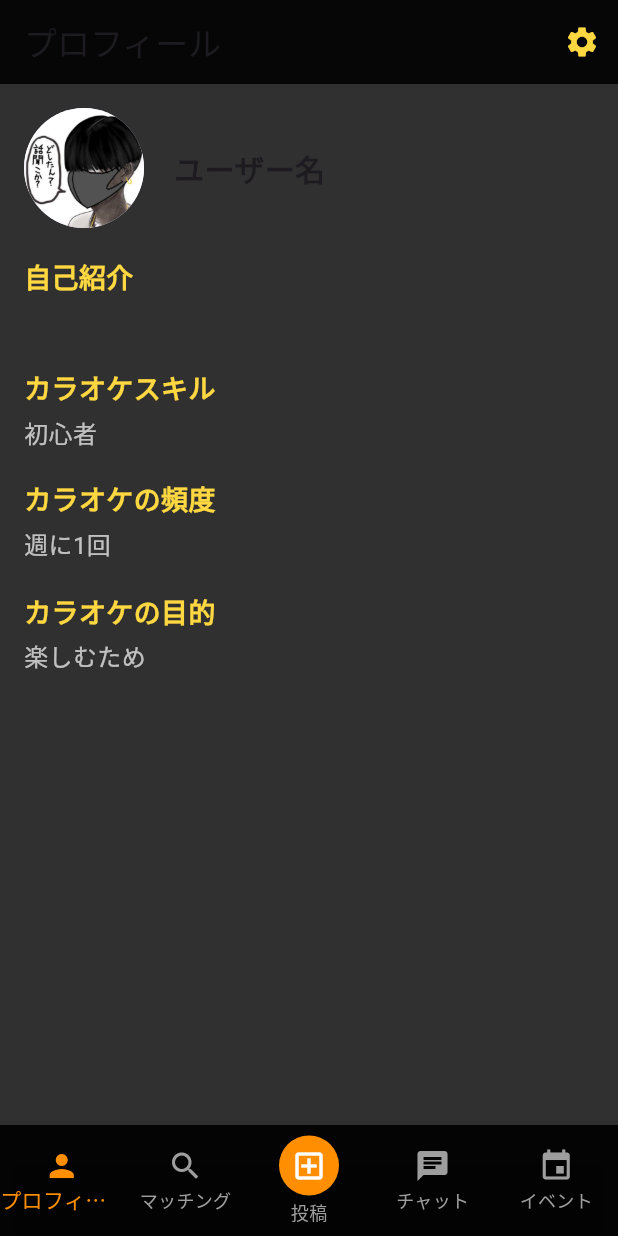
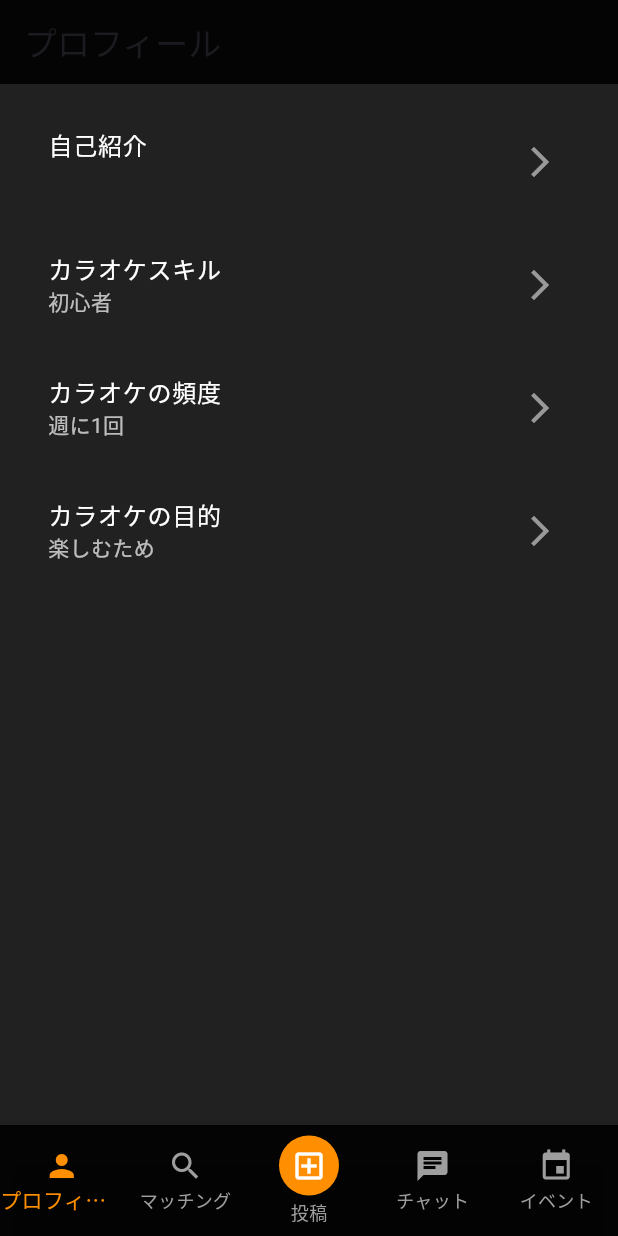
Before and after one commit to tensey3/fa1, a Flutter app: the screen it shows after launch, on a phone screen of 412 x 824 dp. Run offline on Flutter 3.47's test engine with Material 3 defaults, Android fonts, the phone set to English and light mode, and no system bars; our stand-ins replace firebase_core, image_picker; accounts and stored records are empty.

Commit message:
黒くした

```diff
--- a/lib/screens/profile/profile_screen.dart
+++ b/lib/screens/profile/profile_screen.dart
@@ -1,8 +1,8 @@
-import 'package:fa1/screens/profile/selection_screen.dart';
+import 'package:fa1/screens/profile/constants.dart';
 import 'package:flutter/material.dart';
 import 'package:provider/provider.dart';
 import '../../providers/user_profile_provider.dart';
-import 'profile_header.dart';
+import 'selection_screen.dart';
 
 class ProfileScreen extends StatelessWidget {
   const ProfileScreen({super.key});
@@ -15,66 +15,83 @@ class ProfileScreen extends StatelessWidget {
       appBar: AppBar(
         title: const Text('プロフィール'),
         backgroundColor: Colors.black87,
-        actions: [
-          IconButton(
-            icon: const Icon(Icons.settings),
-            color: Colors.amberAccent,
-            onPressed: () {
-              Navigator.of(context).push(
-                MaterialPageRoute(
-                  builder: (context) => const SelectionScreen(),
       ),
-              );
-            },
+      backgroundColor: Colors.grey[900],
+      body: ListView(
+        padding: const EdgeInsets.all(16.0),
+        children: [
+          _buildProfileTile(
+            context,
+            label: '自己紹介',
+            value: userProfileProvider.bio,
+            onTap: () => Navigator.of(context).push(MaterialPageRoute(
+              builder: (context) => SelectionScreen(
+                title: '自己紹介を編集',
+                initialValue: userProfileProvider.bio,
+                onSave: (value) => userProfileProvider.setBio(value),
               ),
-        ],
+            )),
           ),
-      backgroundColor: Colors.grey[850],
-      body: SingleChildScrollView(
-        padding: const EdgeInsets.all(16.0),
-        child: Column(
-          crossAxisAlignment: CrossAxisAlignment.start,
-          children: [
-            const ProfileHeader(isEditing: false),
-            const SizedBox(height: 20),
-            _buildProfileDetail(
-                '自己紹介', userProfileProvider.bio),
-            _buildProfileDetail(
-                'カラオケスキル', userProfileProvider.karaokeSkillLevel),
-            _buildProfileDetail(
-                'カラオケの頻度', userProfileProvider.karaokeFrequency),
-            _buildProfileDetail(
-                'カラオケの目的', userProfileProvider.karaokePurpose),
-          ],
+          const SizedBox(height: 10),
+          _buildProfileTile(
+            context,
+            label: 'カラオケスキル',
+            value: userProfileProvider.karaokeSkillLevel,
+            onTap: () => Navigator.of(context).push(MaterialPageRoute(
+              builder: (context) => SelectionScreen(
+                title: 'カラオケスキルを編集',
+                initialValue: userProfileProvider.karaokeSkillLevel,
+                items: Constants.karaokeSkillLevels,
+                onSave: (value) => userProfileProvider.setKaraokeSkillLevel(value),
               ),
+            )),
           ),
-    );
-  }
-
-  Widget _buildProfileDetail(String label, String? value) {
-    return Padding(
-      padding: const EdgeInsets.only(bottom: 20), // 間隔を広げて読みやすくする
-      child: Column(
-        crossAxisAlignment: CrossAxisAlignment.start,
-        children: [
-          Text(
-            label,
-            style: const TextStyle(
-              fontSize: 18,
-              color: Colors.amberAccent, // ラベルの色を統一
-              fontWeight: FontWeight.bold,
+          const SizedBox(height: 10),
+          _buildProfileTile(
+            context,
+            label: 'カラオケの頻度',
+            value: userProfileProvider.karaokeFrequency,
+            onTap: () => Navigator.of(context).push(MaterialPageRoute(
+              builder: (context) => SelectionScreen(
+                title: 'カラオケの頻度を編集',
+                initialValue: userProfileProvider.karaokeFrequency,
+                items: Constants.karaokeFrequencies,
+                onSave: (value) => userProfileProvider.setKaraokeFrequency(value),
               ),
+            )),
           ),
-          const SizedBox(height: 5),
-          Text(
-            value ?? '未設定',
-            style: const TextStyle(
-              fontSize: 16,
-              color: Colors.white70,
+          const SizedBox(height: 10),
+          _buildProfileTile(
+            context,
+            label: 'カラオケの目的',
+            value: userProfileProvider.karaokePurpose,
+            onTap: () => Navigator.of(context).push(MaterialPageRoute(
+              builder: (context) => SelectionScreen(
+                title: 'カラオケの目的を編集',
+                initialValue: userProfileProvider.karaokePurpose,
+                items: Constants.karaokePurposes,
+                onSave: (value) => userProfileProvider.setKaraokePurpose(value),
               ),
+            )),
           ),
         ],
       ),
     );
   }
+
+  Widget _buildProfileTile(BuildContext context,
+      {required String label, required String value, required VoidCallback onTap}) {
+    return ListTile(
+      title: Text(
+        label,
+        style: const TextStyle(fontSize: 16, color: Colors.white),
+      ),
+      subtitle: Text(
+        value,
+        style: const TextStyle(fontSize: 14, color: Colors.white70),
+      ),
+      trailing: const Icon(Icons.arrow_forward_ios, color: Colors.white54),
+      onTap: onTap,
+    );
   }
+}
```
Also changed, not shown: lib/screens/profile/selection_screen.dart (+62 -62 lines). Lines whose indentation alone changed are shown as unchanged.
